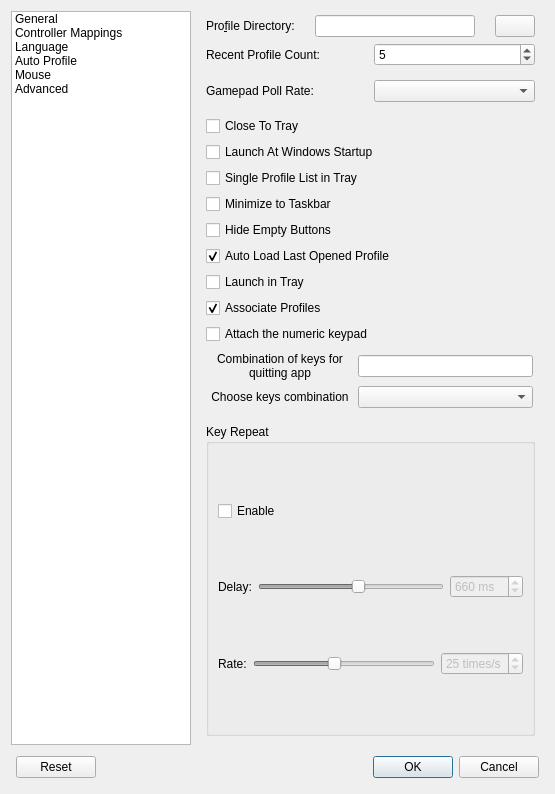
This is src/mainsettingsdialog.ui in AntiMicroX/antimicrox as Qt 5 draws it before an edit. The edited form follows.
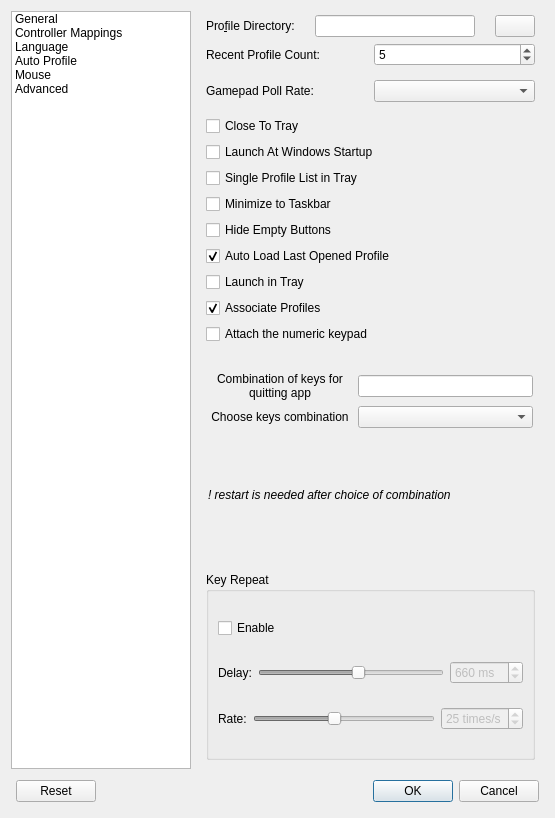
This is the edited form. Icons and pictures are not drawn.

```diff
--- a/src/mainsettingsdialog.ui
+++ b/src/mainsettingsdialog.ui
@@ -10,7 +10,7 @@
     <x>0</x>
     <y>0</y>
     <width>555</width>
-    <height>794</height>
+    <height>818</height>
    </rect>
   </property>
   <property name="sizePolicy">
@@ -330,6 +330,22 @@
            </property>
           </widget>
          </item>
+         <item>
+          <spacer name="verticalSpacer">
+           <property name="orientation">
+            <enum>Qt::Vertical</enum>
+           </property>
+           <property name="sizeType">
+            <enum>QSizePolicy::Minimum</enum>
+           </property>
+           <property name="sizeHint" stdset="0">
+            <size>
+             <width>20</width>
+             <height>20</height>
+            </size>
+           </property>
+          </spacer>
+         </item>
          <item>
           <layout class="QVBoxLayout" name="verticalLayout_13">
            <property name="leftMargin">
@@ -437,6 +453,20 @@
              </item>
             </layout>
            </item>
+           <item>
+            <widget class="QLabel" name="warningComb">
+             <property name="font">
+              <font>
+               <weight>50</weight>
+               <italic>true</italic>
+               <bold>false</bold>
+              </font>
+             </property>
+             <property name="text">
+              <string>! restart is needed after choice of combination</string>
+             </property>
+            </widget>
+           </item>
           </layout>
          </item>
          <item>
```
